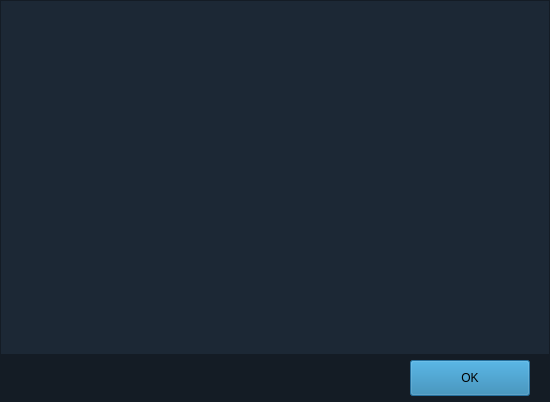
This is BlockSettleUILib/ChangeLogDialog.ui in BlockSettle/terminal as Qt 5 draws it before an edit. The edited form follows.
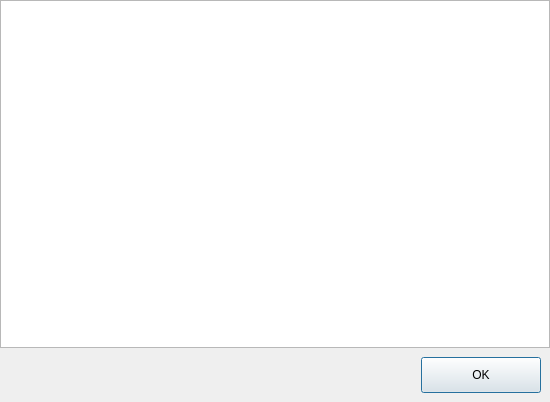
This is the edited form.

Diff of the .ui file:
```diff
--- a/BlockSettleUILib/ChangeLogDialog.ui
+++ b/BlockSettleUILib/ChangeLogDialog.ui
@@ -20,38 +20,48 @@
    <string>Release notes</string>
   </property>
   <property name="styleSheet">
-   <string notr="true">background-color: #141C25;</string>
+   <string notr="true"/>
   </property>
   <layout class="QVBoxLayout" name="verticalLayout">
+   <property name="spacing">
+    <number>0</number>
+   </property>
    <property name="leftMargin">
-    <number>1</number>
+    <number>0</number>
    </property>
    <property name="topMargin">
-    <number>1</number>
+    <number>0</number>
    </property>
    <property name="rightMargin">
-    <number>1</number>
+    <number>0</number>
    </property>
    <property name="bottomMargin">
-    <number>3</number>
+    <number>0</number>
    </property>
    <item>
     <widget class="QTextEdit" name="textEditChangeLog">
+     <property name="styleSheet">
+      <string notr="true"/>
+     </property>
      <property name="readOnly">
       <bool>true</bool>
      </property>
-     <property name="styleSheet">
-      <string notr="true">background-color: #1c2835; border: none;</string>
-     </property>
     </widget>
    </item>
    <item>
+    <widget class="QWidget" name="widget" native="true">
+     <property name="minimumSize">
+      <size>
+       <width>0</width>
+       <height>0</height>
+      </size>
+     </property>
+     <property name="buttonBar" stdset="0">
+      <bool>true</bool>
+     </property>
     <layout class="QHBoxLayout" name="horizontalLayout">
-     <property name="rightMargin">
-      <number>19</number>
-     </property>
-     <property name="bottomMargin">
-      <number>3</number>
+      <property name="spacing">
+       <number>0</number>
      </property>
      <item>
       <spacer name="horizontalSpacer">
@@ -86,15 +96,22 @@
          <height>36</height>
         </size>
        </property>
+        <property name="styleSheet">
+         <string notr="true"/>
+        </property>
        <property name="text">
         <string>OK</string>
        </property>
-       <property name="styleSheet">
-        <string notr="true">QPushButton { background-color: #247dac; } QPushButton:hover { background-color: #5097bd; }</string>
+        <property name="default">
+         <bool>true</bool>
+        </property>
+        <property name="flat">
+         <bool>false</bool>
        </property>
       </widget>
      </item>
     </layout>
+    </widget>
    </item>
   </layout>
  </widget>
```
Lines whose indentation alone changed are shown as unchanged.
